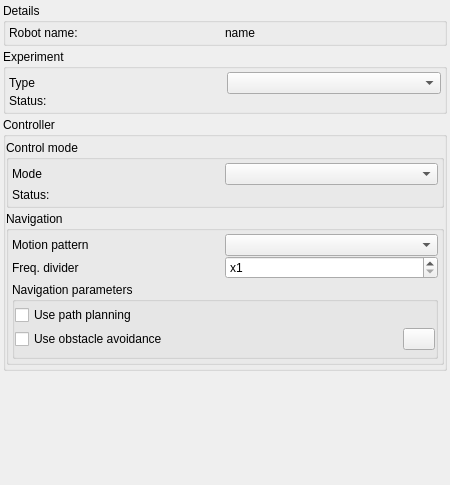
Qt form source/robot-control/gui/RobotControlWidget.ui (assisi/CATS2) before a commit.
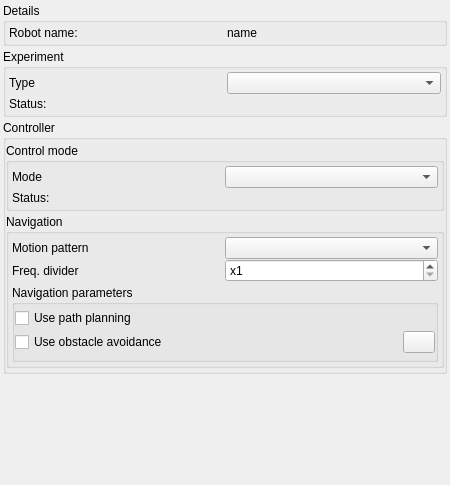
The same form after that commit. Icons and pictures are not drawn.

Commit message: Update the timer in GUI in the changing-room state.

```diff
--- a/source/robot-control/gui/RobotControlWidget.ui
+++ b/source/robot-control/gui/RobotControlWidget.ui
@@ -48,7 +48,7 @@
        <number>3</number>
       </property>
       <property name="spacing">
-       <number>0</number>
+       <number>3</number>
       </property>
       <item row="0" column="0">
        <widget class="QLabel" name="label">
@@ -85,12 +85,9 @@
       <property name="bottomMargin">
        <number>3</number>
       </property>
-      <property name="horizontalSpacing">
+      <property name="spacing">
        <number>3</number>
       </property>
-      <property name="verticalSpacing">
-       <number>0</number>
-      </property>
       <item row="0" column="0">
        <widget class="QLabel" name="label_3">
         <property name="text">
```
The commit also changes 1 other file.
